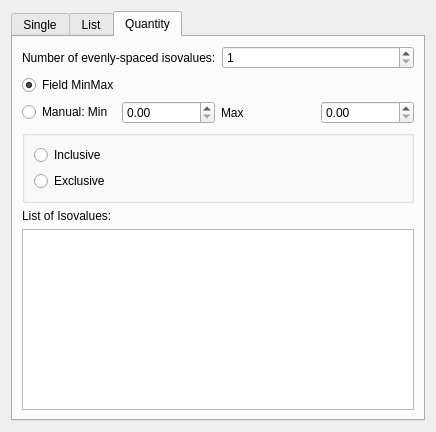
This is src/Interface/Modules/Fields/ExtractSimpleIsosurface.ui in SCIInstitute/SCIRun as Qt 5 draws it before an edit. The edited form follows.
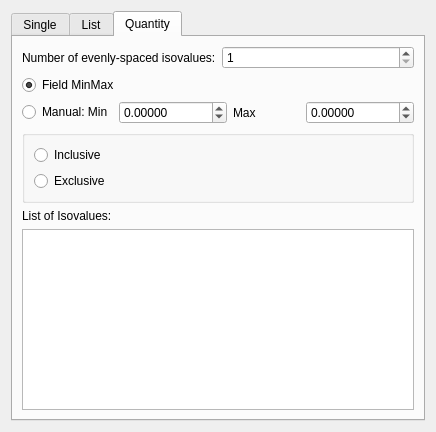
This is the edited form. The open tabs and pages were chosen to show the change.

```diff
--- a/src/Interface/Modules/Fields/ExtractSimpleIsosurface.ui
+++ b/src/Interface/Modules/Fields/ExtractSimpleIsosurface.ui
@@ -207,6 +207,15 @@
            <property name="enabled">
             <bool>true</bool>
            </property>
+           <property name="decimals">
+            <number>5</number>
+           </property>
+           <property name="minimum">
+            <double>-999999999999.000000000000000</double>
+           </property>
+           <property name="maximum">
+            <double>999999999999.000000000000000</double>
+           </property>
           </widget>
          </item>
          <item>
@@ -224,6 +233,15 @@
            <property name="enabled">
             <bool>true</bool>
            </property>
+           <property name="decimals">
+            <number>5</number>
+           </property>
+           <property name="minimum">
+            <double>-99999999999.000000000000000</double>
+           </property>
+           <property name="maximum">
+            <double>99999999999.000000000000000</double>
+           </property>
           </widget>
          </item>
         </layout>
```
